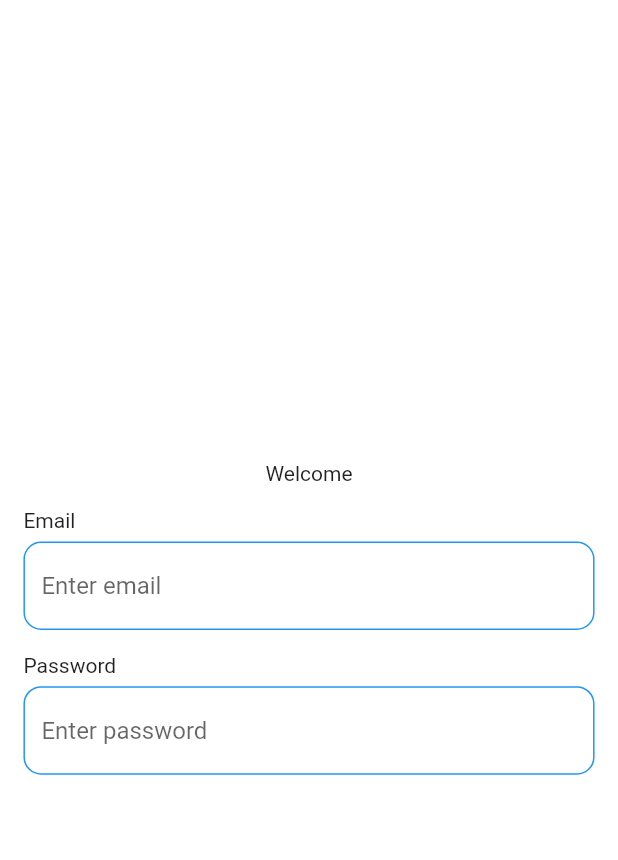
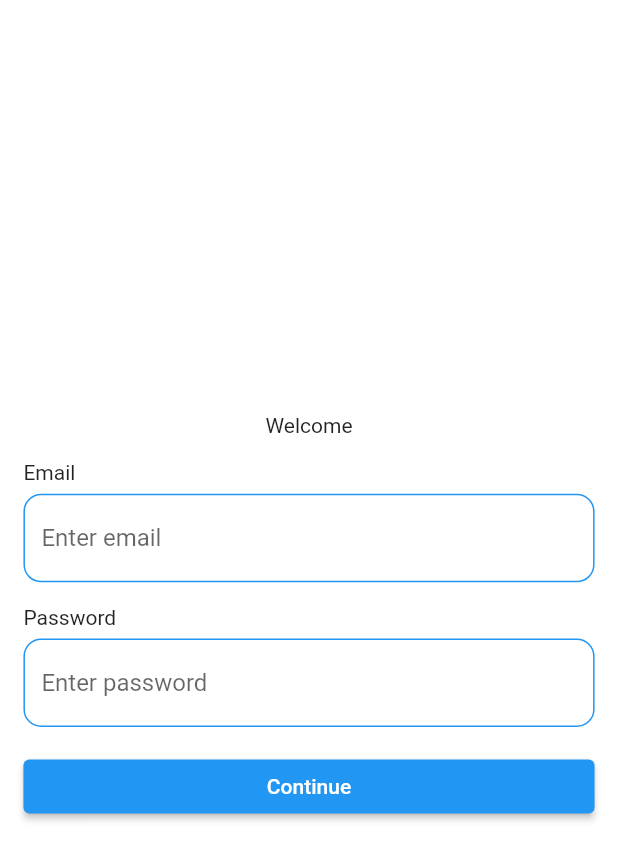
Before and after one commit to Karma-234/portfolio, a Flutter app: the screen it shows after launch, on a phone screen of 412 x 824 dp. Shown: the top 860 px of the screen. Run offline on Flutter 3.47's test engine with Material 2 defaults, Android fonts, the phone set to English and light mode, and no system bars; our stand-ins replace auto_route, firebase_auth, firebase_core, flutter_dotenv, flutter_mobx, flutter_screenutil and 4 more; accounts and stored records are empty; generated files the repository leaves out were written again.

Commit message:
Added custom button

```diff
--- /dev/null
+++ b/lib/shared_widgets/app_button.dart
@@ -0,0 +1,29 @@
+import 'package:flutter/cupertino.dart';
+import 'package:flutter/material.dart';
+
+class AppButton extends StatelessWidget {
+  final VoidCallback onPress;
+  final bool isLoading;
+  final String text;
+  const AppButton(
+      {super.key,
+      required this.onPress,
+      this.isLoading = false,
+      this.text = 'Continue'});
+
+  @override
+  Widget build(BuildContext context) {
+    return ElevatedButton(
+      onPressed: isLoading ? null : onPress,
+      child: isLoading
+          ? const CupertinoActivityIndicator(
+              color: Colors.black,
+            )
+          : Text(
+              text,
+              textAlign: TextAlign.center,
+              style: const TextStyle(color: Colors.white),
+            ),
+    );
+  }
+}
--- a/lib/view/login.dart
+++ b/lib/view/login.dart
@@ -1,8 +1,12 @@
 import 'package:auto_route/auto_route.dart';
 import 'package:flutter/material.dart';
+import 'package:flutter_mobx/flutter_mobx.dart';
 import 'package:flutter_screenutil/flutter_screenutil.dart';
+import 'package:portfolio/shared_widgets/app_button.dart';
 import 'package:portfolio/shared_widgets/input_field.dart';
 import 'package:portfolio/utils/extensions.dart';
+
+import 'package:portfolio/view_model/login/login.dart';
 
 @RoutePage()
 class LoginView extends StatelessWidget {
@@ -10,6 +14,7 @@ class LoginView extends StatelessWidget {
 
   @override
   Widget build(BuildContext context) {
+    late final state = LoginState();
     return Scaffold(
       body: SafeArea(
         minimum: EdgeInsets.all(16.r),
@@ -29,6 +34,11 @@ class LoginView extends StatelessWidget {
               hint: 'Enter password',
               header: 'Password',
             ),
+            Observer(builder: (context) {
+              return AppButton(
+                onPress: () {},
+              );
+            })
           ].separate(16.h),
         ),
       ),
--- a/pubspec.yaml
+++ b/pubspec.yaml
@@ -14,6 +14,7 @@ dependencies:
   flutter:
     sdk: flutter
   flutter_dotenv: ^5.1.0
+  flutter_mobx: ^2.0.6+5
   flutter_screenutil: ^5.8.4
   font_awesome_flutter: ^10.5.0
   gap: ^3.0.1
```
Also changed, not shown: pubspec.lock.
